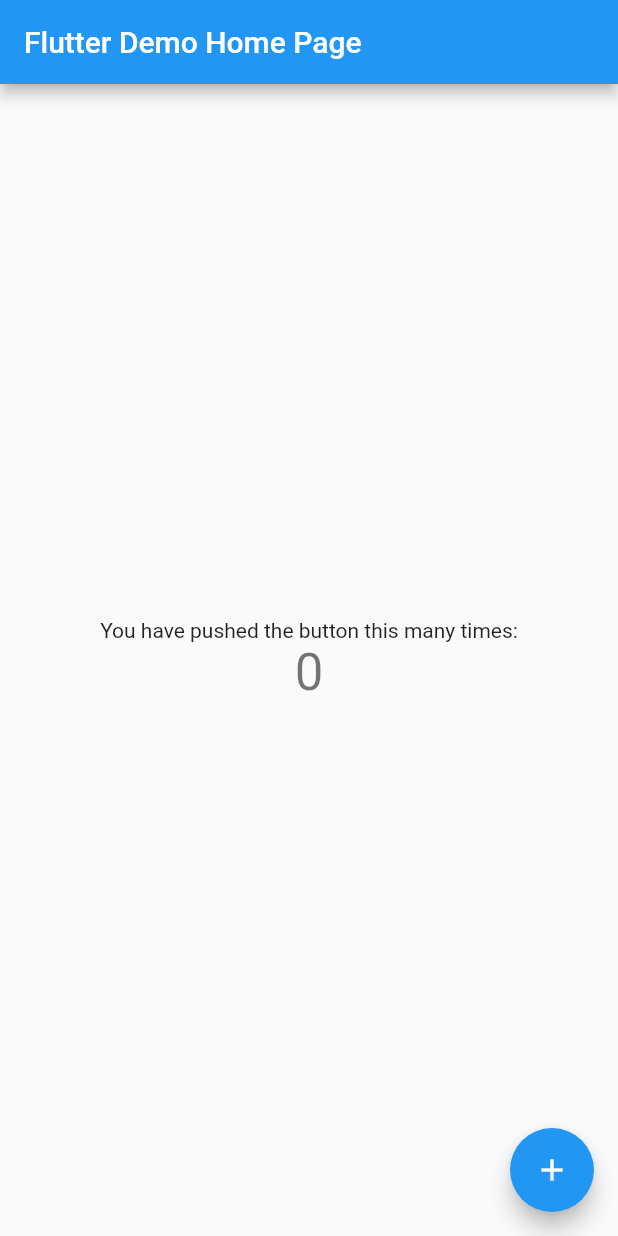
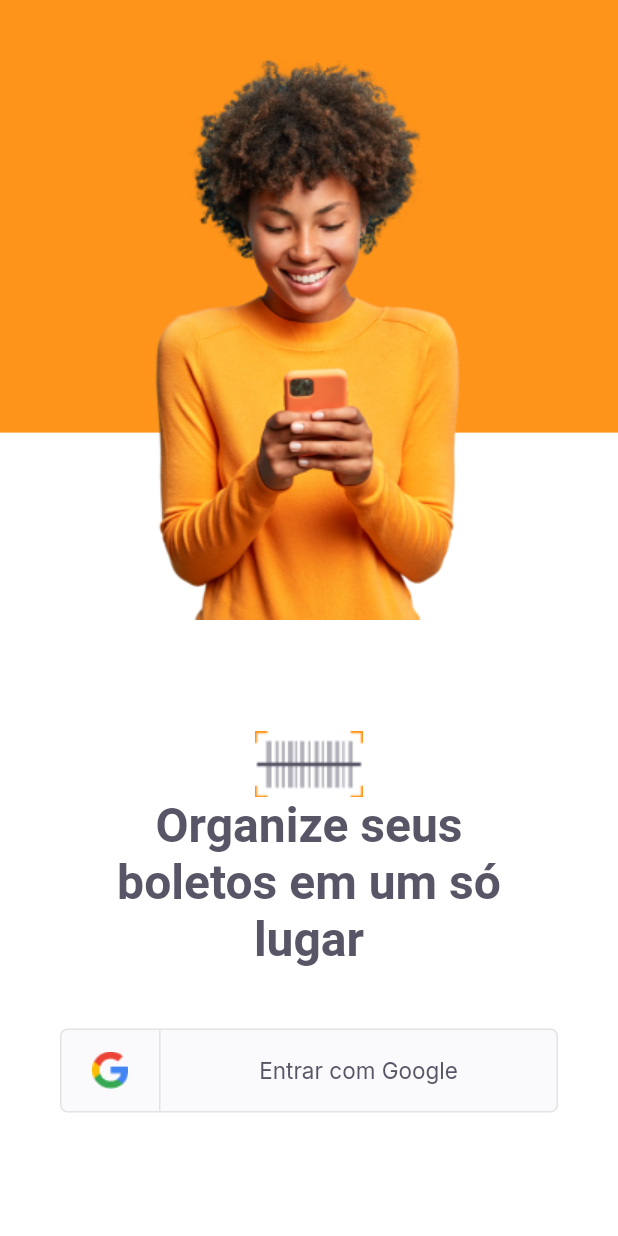
Before and after one commit to maisaamadeu/payflow, a Flutter app: the screen it shows after launch, on a phone screen of 412 x 824 dp. Run offline on Flutter 3.47's test engine with Material 2 defaults, Android fonts, the phone set to English and light mode, and no system bars; our stand-ins replace firebase_core, google_fonts, google_sign_in; accounts and stored records are empty.

Commit message:
login google

```diff
--- /dev/null
+++ b/lib/app_widget.dart
@@ -0,0 +1,19 @@
+import 'package:flutter/material.dart';
+import 'package:payflow/modules/home/home_page.dart';
+import 'package:payflow/modules/login/login_page.dart';
+import 'package:payflow/shared/themes/app_colors.dart';
+
+class AppWidget extends StatelessWidget {
+  const AppWidget({super.key});
+
+  @override
+  Widget build(BuildContext context) {
+    return MaterialApp(
+      title: 'Pay Flow',
+      theme: ThemeData(
+        primaryColor: AppColors.primary,
+      ),
+      home: const LoginPage(),
+    );
+  }
+}
--- a/lib/main.dart
+++ b/lib/main.dart
@@ -1,115 +1,45 @@
+import 'package:firebase_core/firebase_core.dart';
 import 'package:flutter/material.dart';
+import 'package:payflow/app_widget.dart';
+import 'package:payflow/modules/login/login_page.dart';
+import 'package:payflow/modules/splash/splash_page.dart';
 
 void main() {
-  runApp(const MyApp());
+  runApp(const AppFirebaseState());
 }
 
-class MyApp extends StatelessWidget {
-  const MyApp({super.key});
+class AppFirebaseState extends StatefulWidget {
+  const AppFirebaseState({super.key});
 
-  // This widget is the root of your application.
+  @override
+  State<AppFirebaseState> createState() => _AppFirebaseStateState();
+}
+
+class _AppFirebaseStateState extends State<AppFirebaseState> {
+  final Future<FirebaseApp> _initialization = Firebase.initializeApp();
+
   @override
   Widget build(BuildContext context) {
-    return MaterialApp(
-      title: 'Flutter Demo',
-      theme: ThemeData(
-        // This is the theme of your application.
-        //
-        // Try running your application with "flutter run". You'll see the
-        // application has a blue toolbar. Then, without quitting the app, try
-        // changing the primarySwatch below to Colors.green and then invoke
-        // "hot reload" (press "r" in the console where you ran "flutter run",
-        // or simply save your changes to "hot reload" in a Flutter IDE).
-        // Notice that the counter didn't reset back to zero; the application
-        // is not restarted.
-        primarySwatch: Colors.blue,
-      ),
-      home: const MyHomePage(title: 'Flutter Demo Home Page'),
+    return FutureBuilder(
+      future: _initialization,
+      builder: (context, snapshot) {
+        if (snapshot.hasError) {
+          return const Material(
+            child: Center(
+              child: Text(
+                'Não foi possível inicializar o Firebase',
+                textDirection: TextDirection.ltr,
+              ),
+            ),
+          );
+        } else if (snapshot.connectionState == ConnectionState.done) {
+          return const AppWidget();
+        } else {
+          return const MaterialApp(
+            home: SplashScreen(),
+          );
+        }
+      },
     );
   }
 }
-
-class MyHomePage extends StatefulWidget {
-  const MyHomePage({super.key, required this.title});
-
-  // This widget is the home page of your application. It is stateful, meaning
-  // that it has a State object (defined below) that contains fields that affect
-  // how it looks.
-
-  // This class is the configuration for the state. It holds the values (in this
-  // case the title) provided by the parent (in this case the App widget) and
-  // used by the build method of the State. Fields in a Widget subclass are
-  // always marked "final".
-
-  final String title;
-
-  @override
-  State<MyHomePage> createState() => _MyHomePageState();
-}
-
-class _MyHomePageState extends State<MyHomePage> {
-  int _counter = 0;
-
-  void _incrementCounter() {
-    setState(() {
-      // This call to setState tells the Flutter framework that something has
-      // changed in this State, which causes it to rerun the build method below
-      // so that the display can reflect the updated values. If we changed
-      // _counter without calling setState(), then the build method would not be
-      // called again, and so nothing would appear to happen.
-      _counter++;
-    });
-  }
-
-  @override
-  Widget build(BuildContext context) {
-    // This method is rerun every time setState is called, for instance as done
-    // by the _incrementCounter method above.
-    //
-    // The Flutter framework has been optimized to make rerunning build methods
-    // fast, so that you can just rebuild anything that needs updating rather
-    // than having to individually change instances of widgets.
-    return Scaffold(
-      appBar: AppBar(
-        // Here we take the value from the MyHomePage object that was created by
-        // the App.build method, and use it to set our appbar title.
-        title: Text(widget.title),
-      ),
-      body: Center(
-        // Center is a layout widget. It takes a single child and positions it
-        // in the middle of the parent.
-        child: Column(
-          // Column is also a layout widget. It takes a list of children and
-          // arranges them vertically. By default, it sizes itself to fit its
-          // children horizontally, and tries to be as tall as its parent.
-          //
-          // Invoke "debug painting" (press "p" in the console, choose the
-          // "Toggle Debug Paint" action from the Flutter Inspector in Android
-          // Studio, or the "Toggle Debug Paint" command in Visual Studio Code)
-          // to see the wireframe for each widget.
-          //
-          // Column has various properties to control how it sizes itself and
-          // how it positions its children. Here we use mainAxisAlignment to
-          // center the children vertically; the main axis here is the vertical
-          // axis because Columns are vertical (the cross axis would be
-          // horizontal).
-          mainAxisAlignment: MainAxisAlignment.center,
-          children: <Widget>[
-            const Text(
-              'You have pushed the button this many times:',
-            ),
-            Text(
-              '$_counter',
-              style: Theme.of(context).textTheme.headlineMedium,
-            ),
-          ],
-        ),
-      ),
-      floatingActionButton: FloatingActionButton(
-        onPressed: _incrementCounter,
-        tooltip: 'Increment',
-        child: const Icon(Icons.add),
-      ), // This trailing comma makes auto-formatting nicer for build methods.
-    );
-  }
-}
--- /dev/null
+++ b/lib/modules/home/home_page.dart
@@ -0,0 +1,14 @@
+import 'package:flutter/material.dart';
+
+class HomePage extends StatelessWidget {
+  const HomePage({super.key});
+
+  @override
+  Widget build(BuildContext context) {
+    return const Scaffold(
+      body: Center(
+        child: Text('Home Page'),
+      ),
+    );
+  }
+}
--- /dev/null
+++ b/lib/modules/login/login_page.dart
@@ -0,0 +1,82 @@
+import 'package:flutter/material.dart';
+import 'package:google_sign_in/google_sign_in.dart';
+import 'package:payflow/shared/themes/app_colors.dart';
+import 'package:payflow/shared/themes/app_images.dart';
+import 'package:payflow/shared/themes/app_text_styles.dart';
+import 'package:payflow/shared/widgets/social_login_button.dart';
+
+class LoginPage extends StatelessWidget {
+  const LoginPage({super.key});
+
+  @override
+  Widget build(BuildContext context) {
+    final size = MediaQuery.of(context).size;
+
+    return Scaffold(
+      backgroundColor: AppColors.background,
+      body: SizedBox(
+        width: size.width,
+        height: size.height,
+        child: Stack(
+          children: [
+            Container(
+              width: size.width,
+              height: size.height * 0.35,
+              color: AppColors.primary,
+            ),
+            Positioned(
+              top: 40,
+              left: 0,
+              right: 0,
+              child: Image.asset(
+                AppImages.person,
+                width: 208,
+                height: 373,
+              ),
+            ),
+            Positioned(
+              bottom: size.height * 0.1,
+              left: 0,
+              right: 0,
+              child: Column(
+                mainAxisAlignment: MainAxisAlignment.center,
+                crossAxisAlignment: CrossAxisAlignment.center,
+                children: [
+                  Image.asset(AppImages.logomini),
+                  Padding(
+                    padding: const EdgeInsets.symmetric(horizontal: 70),
+                    child: Text(
+                      'Organize seus boletos em um só lugar',
+                      style: AppTextStyles.titleHome,
+                      textAlign: TextAlign.center,
+                    ),
+                  ),
+                  Padding(
+                    padding:
+                        const EdgeInsets.only(left: 40, right: 40, top: 40),
+                    child: SocialLoginButton(
+                      onTap: () async {
+                        GoogleSignIn _googleSignIn = GoogleSignIn(
+                          scopes: [
+                            'email',
+                          ],
+                        );
+
+                        try {
+                          final response = await _googleSignIn.signIn();
+                          print(response);
+                        } catch (error) {
+                          print(error);
+                        }
+                      },
+                    ),
+                  ),
+                ],
+              ),
+            ),
+          ],
+        ),
+      ),
+    );
+  }
+}
--- /dev/null
+++ b/lib/modules/splash/splash_page.dart
@@ -0,0 +1,34 @@
+import 'package:flutter/material.dart';
+import 'package:payflow/shared/themes/app_colors.dart';
+import 'package:payflow/shared/themes/app_images.dart';
+
+class SplashScreen extends StatelessWidget {
+  const SplashScreen({super.key});
+
+  @override
+  Widget build(BuildContext context) {
+    return Scaffold(
+      backgroundColor: AppColors.background,
+      body: Stack(
+        children: [
+          Center(
+            child: Image.asset(AppImages.union),
+          ),
+          Center(
+            child: Image.asset(AppImages.logoFull),
+          ),
+          Positioned(
+            bottom: MediaQuery.of(context).size.height * 0.2,
+            child: const SizedBox(
+              width: 40,
+              height: 40,
+              child: CircularProgressIndicator(
+                color: AppColors.primary,
+              ),
+            ),
+          ),
+        ],
+      ),
+    );
+  }
+}
--- a/lib/shared/themes/app_text_styles.dart
+++ b/lib/shared/themes/app_text_styles.dart
@@ -2,7 +2,7 @@ import 'package:flutter/material.dart';
 import 'package:google_fonts/google_fonts.dart';
 import 'package:payflow/shared/themes/app_colors.dart';
 
-class TextStyles {
+class AppTextStyles {
   static final titleHome = GoogleFonts.lexendDeca(
     fontSize: 32,
     fontWeight: FontWeight.w600,
--- /dev/null
+++ b/lib/shared/widgets/social_login_button.dart
@@ -0,0 +1,61 @@
+import 'package:flutter/material.dart';
+import 'package:payflow/shared/themes/app_colors.dart';
+import 'package:payflow/shared/themes/app_images.dart';
+import 'package:payflow/shared/themes/app_text_styles.dart';
+
+class SocialLoginButton extends StatelessWidget {
+  const SocialLoginButton({super.key, required this.onTap});
+  final VoidCallback onTap;
+
+  @override
+  Widget build(BuildContext context) {
+    return InkWell(
+      onTap: onTap,
+      child: Container(
+        height: 56,
+        decoration: BoxDecoration(
+          color: AppColors.shape,
+          borderRadius: BorderRadius.circular(5),
+          border: const Border.fromBorderSide(
+            BorderSide(
+              color: AppColors.stroke,
+            ),
+          ),
+        ),
+        child: Row(
+          children: [
+            Expanded(
+              flex: 1,
+              child: Row(
+                mainAxisAlignment: MainAxisAlignment.spaceBetween,
+                children: [
+                  const SizedBox(
+                    width: 0,
+                  ),
+                  Image.asset(AppImages.google),
+                  Container(
+                    height: 56,
+                    width: 1,
+                    color: AppColors.stroke,
+                  ),
+                ],
+              ),
+            ),
+            Expanded(
+              flex: 4,
+              child: Row(
+                mainAxisAlignment: MainAxisAlignment.center,
+                children: [
+                  Text(
+                    'Entrar com Google',
+                    style: AppTextStyles.buttonGray,
+                  ),
+                ],
+              ),
+            ),
+          ],
+        ),
+      ),
+    );
+  }
+}
--- a/pubspec.yaml
+++ b/pubspec.yaml
@@ -14,6 +14,9 @@ dependencies:
 
   cupertino_icons: ^1.0.2
   google_fonts: ^4.0.4
+  google_sign_in: ^6.1.0
+  firebase_core: ^2.11.0
+  google_sign_in_web: ^0.12.0
 
 dev_dependencies:
   flutter_test:
```
Also changed, not shown: pubspec.lock, 13 other files.
